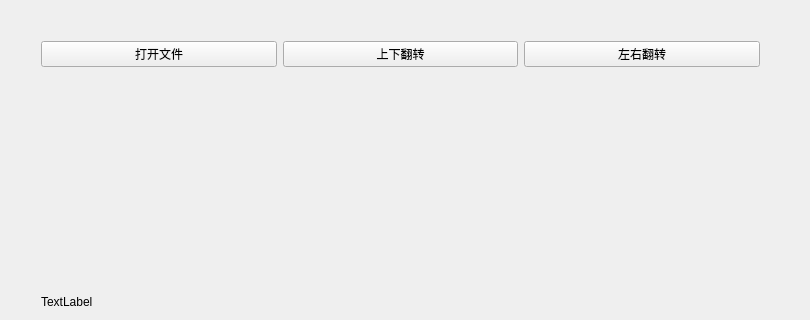
This is 02/QtApp2/QtApp2.ui in oucrht/cpp-qt-project as Qt 5 draws it before an edit; both pictures show x 0 to 810 and y 0 to 320 of the 810 by 585 pixel window. The edited form follows.
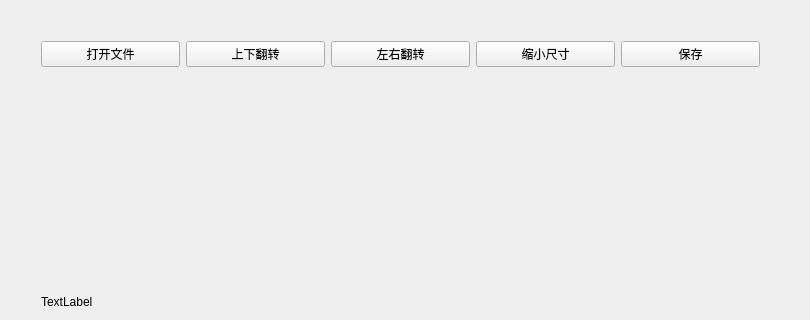
This is the edited form.

What changed in the file:
```diff
--- a/02/QtApp2/QtApp2.ui
+++ b/02/QtApp2/QtApp2.ui
@@ -27,6 +27,20 @@
      </rect>
     </property>
     <layout class="QGridLayout" name="gridLayout">
+     <item row="1" column="3">
+      <widget class="QPushButton" name="pushButton4">
+       <property name="text">
+        <string>缩小尺寸</string>
+       </property>
+      </widget>
+     </item>
+     <item row="1" column="2">
+      <widget class="QPushButton" name="pushButton2">
+       <property name="text">
+        <string>左右翻转</string>
+       </property>
+      </widget>
+     </item>
      <item row="1" column="0">
       <widget class="QPushButton" name="pushButton">
        <property name="text">
@@ -44,10 +58,10 @@
        </property>
       </widget>
      </item>
-     <item row="1" column="2">
-      <widget class="QPushButton" name="pushButton2">
+     <item row="1" column="4">
+      <widget class="QPushButton" name="pushButton5">
        <property name="text">
-        <string>左右翻转</string>
+        <string>保存</string>
        </property>
       </widget>
      </item>
```
Left out of the diff: 10 changed lines with no effect on the pictures.
